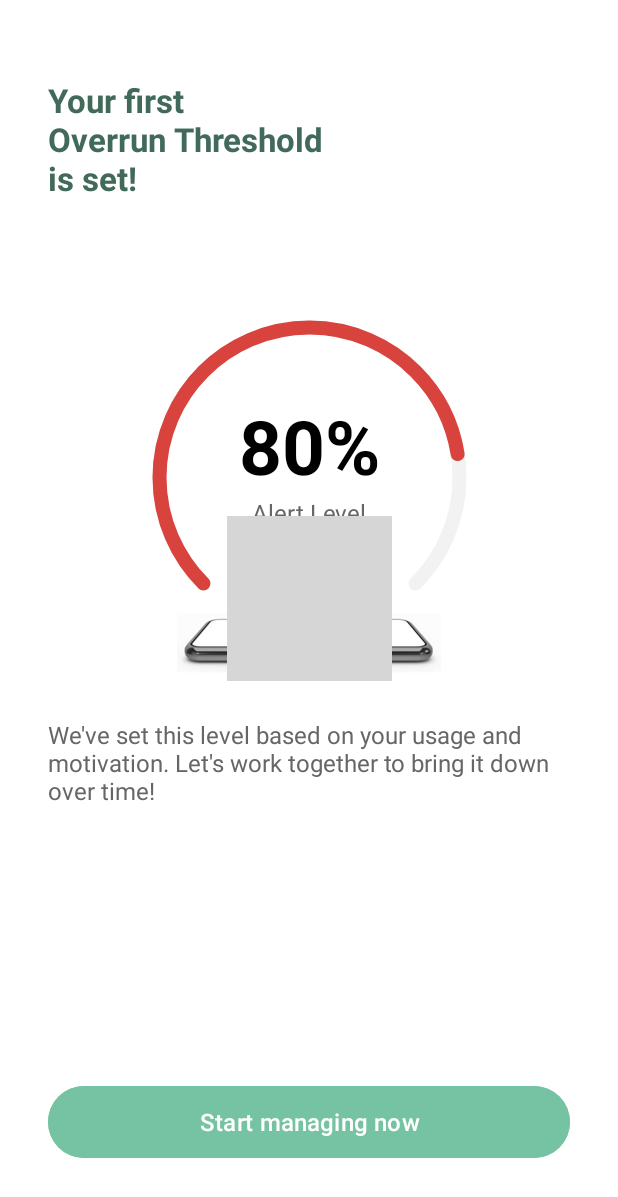
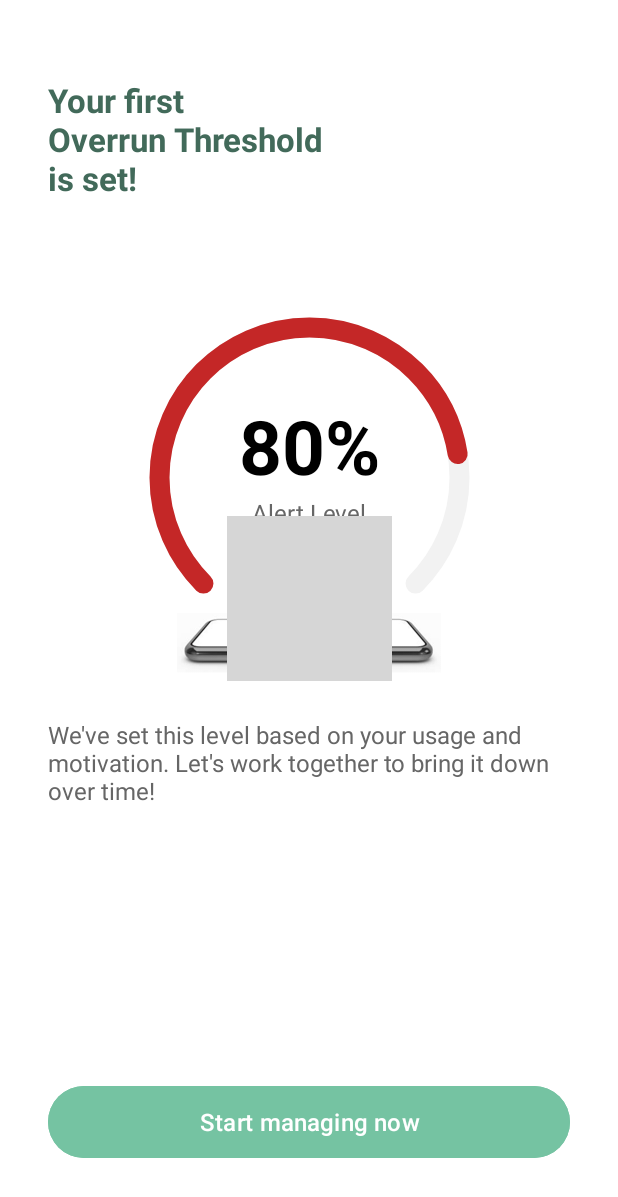
Before and after one commit to sc-team-6/PaceMate-FE, an Android app: the fragment OnboardingUsageFragment shown on its own in the app's theme, on a phone screen of 412 x 824 dp. Shown: the top 1197 px of the screen. Run offline under Robolectric (Android 15) with nearby library versions, the phone set to English and light mode, and no system bars; 1 statement that could not run was skipped; grey boxes are pictures that could not be loaded.

Commit message:
Feat: 게이지 Draw 로직 개선

```diff
--- a/app/src/main/java/com/example/myapplication/views/ArcProgressView.kt
+++ b/app/src/main/java/com/example/myapplication/views/ArcProgressView.kt
@@ -9,13 +9,6 @@ import android.util.AttributeSet
 import android.view.View
 import kotlin.math.min
 
-/**
- * 원호 형태의 프로그레스를 표시하는 커스텀 뷰
- * 퍼센트 값(0-100)에 따라 호의 범위가 변경됩니다.
- * 두 개의 호를 그리며, 두 호는 정확히 같은 위치에 겹쳐서 표시됩니다:
- * 1. 배경 호(연한 회색) - 항상 전체 범위로 표시됨
- * 2. 프로그레스 호(빨간색) - 퍼센트에 따라 채워짐
- */
 class ArcProgressView @JvmOverloads constructor(
     context: Context,
     attrs: AttributeSet? = null,
@@ -25,52 +18,54 @@ class ArcProgressView @JvmOverloads constructor(
     // 배경 호를 그리기 위한 Paint 객체
     private val backgroundArcPaint = Paint(Paint.ANTI_ALIAS_FLAG).apply {
         style = Paint.Style.STROKE
-        strokeWidth = 14f  // 호의 두께
-        color = Color.parseColor("#F2F2F2")  // 매우 연한 회색
-        strokeCap = Paint.Cap.ROUND  // 호의 끝을 둥글게
+        strokeWidth = 20f
+        color = Color.parseColor("#F2F2F2") // 연한 회색
+        strokeCap = Paint.Cap.ROUND
     }
 
     // 진행 호를 그리기 위한 Paint 객체
     private val progressArcPaint = Paint(Paint.ANTI_ALIAS_FLAG).apply {
         style = Paint.Style.STROKE
-        strokeWidth = 14f  // 호의 두께 (배경 호와 동일하게)
-        color = Color.parseColor("#D9433E")  // 빨간색 계열의 호
-        strokeCap = Paint.Cap.ROUND  // 호의 끝을 둥글게
+        strokeWidth = 20f
+        color = Color.parseColor("#76F376") // 초기 초록
+        strokeCap = Paint.Cap.ROUND
     }
 
-    // 호가 그려질 영역 (두 호 모두 같은 영역에 그려짐)
     private val arcRectF = RectF()
 
-    // 현재 퍼센트 값 (0-100)
+    // 현재 퍼센트 값 (0 ~ 100)
     var percentage: Int = 0
         set(value) {
-            field = value.coerceIn(0, 100)  // 0에서 100 사이로 제한
-            invalidate()  // 뷰 다시 그리기
+            field = value.coerceIn(0, 100)
+            updateProgressColor(field)
+            invalidate()
         }
 
-    // 호의 각도 관련 설정
-    private val startAngle = -225f  // 오른쪽 상단에서 시작
-    private val sweepAngle = 270f  // 원의 3/4 (270도)
+    // 진행률에 따른 색상 자동 설정
+    private fun updateProgressColor(value: Int) {
+        progressArcPaint.color = when {
+            value <= 33 -> Color.parseColor("#76F376") // 초록
+            value <= 66 -> Color.parseColor("#FFDE58") // 노랑
+            else -> Color.parseColor("#C42727")        // 빨강
+        }
+    }
+
+    private val startAngle = -225f
+    private val sweepAngle = 270f
 
     override fun onMeasure(widthMeasureSpec: Int, heightMeasureSpec: Int) {
         val width = MeasureSpec.getSize(widthMeasureSpec)
         val height = MeasureSpec.getSize(heightMeasureSpec)
-
-        // 전체 높이에 맞게 설정 (너비는 측정된 값 그대로 사용)
         setMeasuredDimension(width, height)
     }
 
     override fun onSizeChanged(w: Int, h: Int, oldw: Int, oldh: Int) {
         super.onSizeChanged(w, h, oldw, oldh)
 
-        // 패딩과 스트로크 너비를 고려하여 호의 영역 계산
         val strokeWidth = progressArcPaint.strokeWidth
-        val padding = strokeWidth / 2
-
-        // 호의 크기 (너비의 90%로 설정)
+        val padding = strokeWidth / 2f
         val arcSize = min(width, height) * 0.8f
 
-        // 호의 영역 계산 (뷰 중앙에 위치)
         arcRectF.set(
             (width - arcSize) / 2f,
             (height - arcSize) / 2f,
@@ -82,13 +77,11 @@ class ArcProgressView @JvmOverloads constructor(
     override fun onDraw(canvas: Canvas) {
         super.onDraw(canvas)
 
-        // 배경 호: 항상 전체가 그려지는 연한 회색 호
+        // 배경 호
         canvas.drawArc(arcRectF, startAngle, sweepAngle, false, backgroundArcPaint)
 
-        // 퍼센트에 따른 호의 스윕 각도 계산
+        // 진행 호
         val progressSweepAngle = sweepAngle * (percentage / 100f)
-
-        // 프로그레스 호: 진행 상태를 나타내는 빨간색 호 (퍼센트에 따라 채워짐)
         canvas.drawArc(arcRectF, startAngle, progressSweepAngle, false, progressArcPaint)
     }
 }
```
Also changed, not shown: app/src/main/java/com/example/myapplication/fragments/HomeFragment.kt (+22 -10 lines), app/src/main/res/layout/fragment_home.xml (+17 -1 lines).
